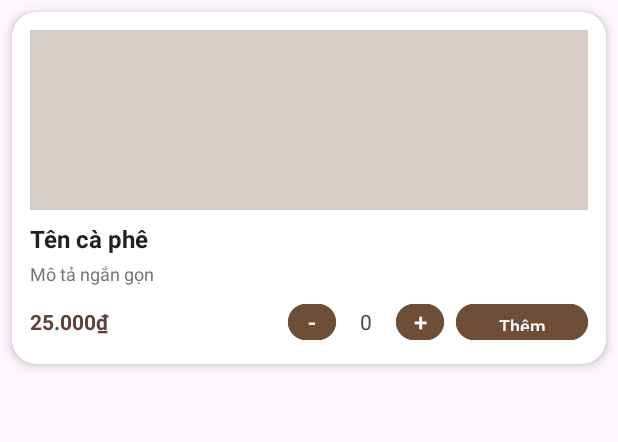
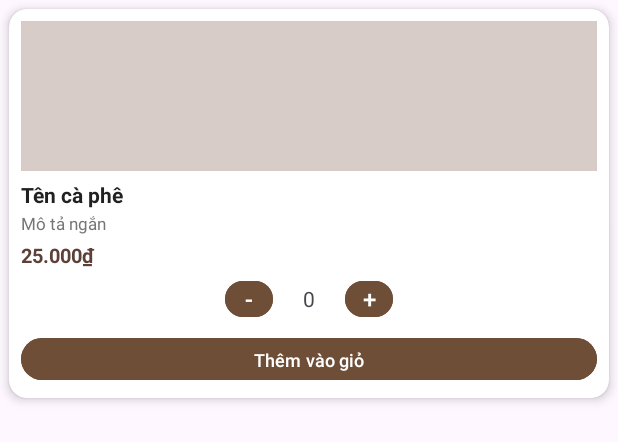
Before and after one commit to ThisIsLAK/Java_Mobile_App_PRM392, an Android app: the layout item_coffee.xml on its own in the app's theme, with its tools: preview values and no code run, on a phone screen of 412 x 824 dp. Shown: the top 442 px of the screen. Run offline under Robolectric (Android 15) with nearby library versions, the phone set to English and light mode, and no system bars.

Commit message:
Fix ui a bit

```diff
--- a/app/src/main/res/layout/item_coffee.xml
+++ b/app/src/main/res/layout/item_coffee.xml
@@ -3,8 +3,8 @@
     xmlns:app="http://schemas.android.com/apk/res-auto"
     android:layout_width="match_parent"
     android:layout_height="wrap_content"
-    android:layout_margin="8dp"
-    app:cardCornerRadius="16dp"
+    android:layout_margin="6dp"
+    app:cardCornerRadius="12dp"
     app:cardElevation="4dp"
     android:background="@color/white">
 
@@ -12,16 +12,16 @@
         android:layout_width="match_parent"
         android:layout_height="wrap_content"
         android:orientation="vertical"
-        android:padding="12dp">
+        android:padding="8dp">
 
         <!-- Hình ảnh cà phê -->
         <ImageView
             android:id="@+id/coffeeImage"
             android:layout_width="match_parent"
-            android:layout_height="120dp"
+            android:layout_height="100dp"
             android:scaleType="centerCrop"
             android:background="@color/coffee_light"
-            android:layout_marginBottom="8dp" />
+            android:layout_marginBottom="6dp" />
 
         <!-- Tên cà phê -->
         <TextView
@@ -29,41 +29,44 @@
             android:layout_width="match_parent"
             android:layout_height="wrap_content"
             android:text="Tên cà phê"
-            android:textSize="16sp"
+            android:textSize="14sp"
             android:textStyle="bold"
             android:textColor="@color/text_primary"
-            android:layout_marginBottom="4dp" />
+            android:maxLines="1"
+            android:ellipsize="end"
+            android:layout_marginBottom="2dp" />
 
         <!-- Mô tả -->
         <TextView
             android:id="@+id/coffeeDescription"
             android:layout_width="match_parent"
             android:layout_height="wrap_content"
-            android:text="Mô tả ngắn gọn"
-            android:textSize="12sp"
+            android:text="Mô tả ngắn"
+            android:textSize="11sp"
             android:textColor="@color/text_secondary"
-            android:layout_marginBottom="8dp"
-            android:maxLines="2"
+            android:layout_marginBottom="4dp"
+            android:maxLines="1"
             android:ellipsize="end" />
 
-        <!-- Giá + Tăng giảm số lượng + Thêm giỏ -->
+        <!-- Giá -->
+        <TextView
+            android:id="@+id/txtCoffeePrice"
+            android:layout_width="match_parent"
+            android:layout_height="wrap_content"
+            android:text="25.000₫"
+            android:textSize="13sp"
+            android:textStyle="bold"
+            android:textColor="@color/coffee_dark"
+            android:layout_marginBottom="4dp" />
+
+        <!-- ✅ Hàng tăng giảm số lượng -->
         <LinearLayout
             android:layout_width="match_parent"
             android:layout_height="wrap_content"
             android:orientation="horizontal"
-            android:gravity="center_vertical">
+            android:gravity="center"
+            android:layout_marginBottom="6dp">
 
-            <TextView
-                android:id="@+id/txtCoffeePrice"
-                android:layout_width="0dp"
-                android:layout_height="wrap_content"
-                android:layout_weight="1"
-                android:text="25.000₫"
-                android:textSize="14sp"
-                android:textStyle="bold"
-                android:textColor="@color/coffee_dark" />
-
-            <!-- ✅ Nút giảm -->
             <Button
                 android:id="@+id/btnDecrease"
                 android:layout_width="32dp"
@@ -75,17 +78,15 @@
                 android:minHeight="0dp"
                 android:padding="0dp" />
 
-            <!-- ✅ Hiển thị số lượng -->
             <TextView
                 android:id="@+id/tvQuantity"
-                android:layout_width="32dp"
+                android:layout_width="40dp"
                 android:layout_height="wrap_content"
                 android:gravity="center"
                 android:text="0"
                 android:textSize="14sp"
                 android:layout_marginHorizontal="4dp" />
 
-            <!-- ✅ Nút tăng -->
             <Button
                 android:id="@+id/btnIncrease"
                 android:layout_width="32dp"
@@ -96,20 +97,19 @@
                 android:textColor="@android:color/white"
                 android:minHeight="0dp"
                 android:padding="0dp" />
+        </LinearLayout>
 
-            <Button
-                android:id="@+id/btnAddToCart"
-                android:layout_width="wrap_content"
-                android:layout_height="32dp"
-                android:text="Thêm"
-                android:textSize="12sp"
-                android:textColor="@color/white"
-                android:backgroundTint="@color/brown"
-                android:paddingHorizontal="12dp"
-                android:minHeight="0dp"
-                android:layout_marginStart="8dp" />
-
-        </LinearLayout>
+        <!-- ✅ Nút thêm giỏ (chiếm ngang) -->
+        <Button
+            android:id="@+id/btnAddToCart"
+            android:layout_width="match_parent"
+            android:layout_height="36dp"
+            android:text="Thêm vào giỏ"
+            android:textSize="12sp"
+            android:textColor="@android:color/white"
+            android:backgroundTint="@color/brown"
+            android:paddingHorizontal="8dp"
+            android:minHeight="0dp" />
 
     </LinearLayout>
 </androidx.cardview.widget.CardView>
```
Also changed, not shown: app/src/main/java/com/example/vk_coffee/AdminActivity.java (+7 -5 lines), app/src/main/java/com/example/vk_coffee/MainActivity.java (+10 -16 lines), app/src/main/res/layout/activity_admin.xml (+10 -4 lines), app/src/main/res/layout/activity_main.xml (+11 -24 lines), app/src/main/res/layout/item_coffee_admin.xml (+27 -32 lines).
